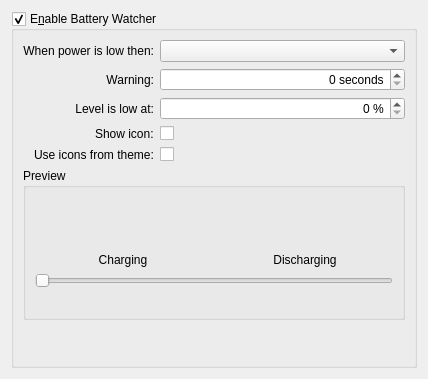
Old version of the form config/batterywatchersettings.ui in the repository lxqt/lxqt-powermanagement.
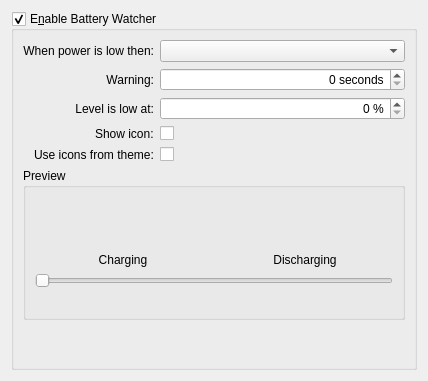
New version of the form.

Commit message: Adjusted how chargelevels are mapped to icons

What changed in the file:
```diff
--- a/config/batterywatchersettings.ui
+++ b/config/batterywatchersettings.ui
@@ -7,7 +7,7 @@
     <x>0</x>
     <y>0</y>
     <width>428</width>
-    <height>379</height>
+    <height>381</height>
    </rect>
   </property>
   <property name="windowTitle">
```
Left out of the diff: 14 changed lines with no effect on the pictures. The commit also changes 2 other files.
